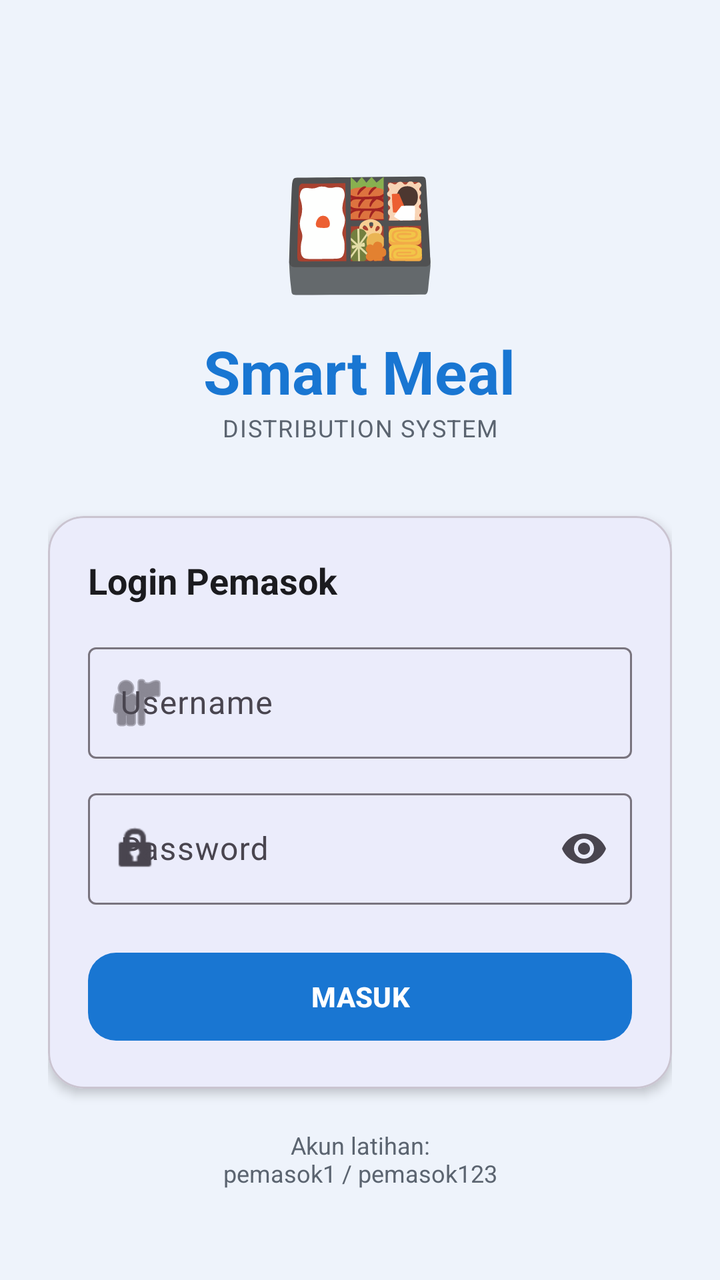
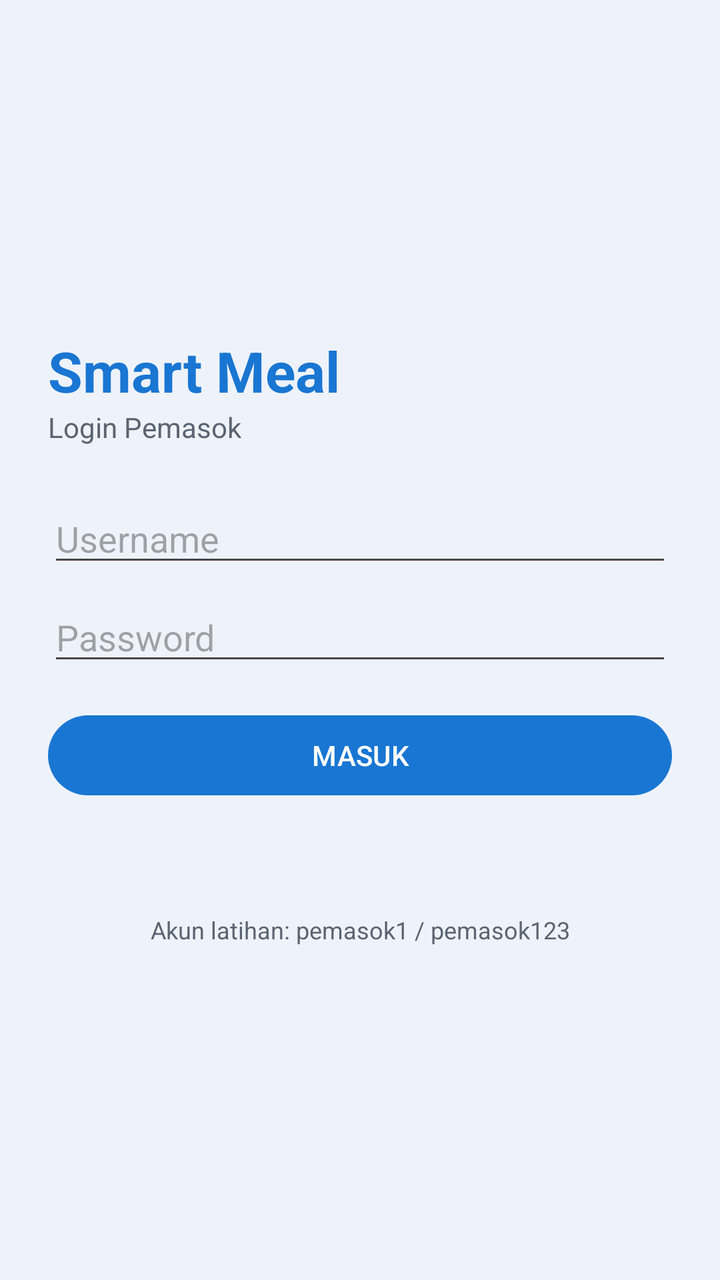

An Android layout rendered at two revisions. The XML below is the earlier revision; the diff shows what the commit changed to produce the second picture.
<!-- AndroidManifest.xml: application theme Theme.LKS2026_Mobile -->
<!-- res/layout/activity_login.xml -->
<?xml version="1.0" encoding="utf-8"?>
<ScrollView xmlns:android="http://schemas.android.com/apk/res/android"
    xmlns:app="http://schemas.android.com/apk/res-auto"
    android:layout_width="match_parent"
    android:layout_height="match_parent"
    android:background="@color/bg"
    android:fillViewport="true">

    <LinearLayout
        android:layout_width="match_parent"
        android:layout_height="wrap_content"
        android:gravity="center_horizontal"
        android:orientation="vertical"
        android:padding="24dp">

        <TextView
            android:layout_width="wrap_content"
            android:layout_height="wrap_content"
            android:layout_marginTop="48dp"
            android:text="🍱"
            android:textSize="64sp" />

        <TextView
            android:layout_width="wrap_content"
            android:layout_height="wrap_content"
            android:layout_marginTop="8dp"
            android:text="Smart Meal"
            android:textColor="@color/blue_primary"
            android:textSize="30sp"
            android:textStyle="bold" />

        <TextView
            android:layout_width="wrap_content"
            android:layout_height="wrap_content"
            android:letterSpacing="0.05"
            android:text="DISTRIBUTION SYSTEM"
            android:textColor="@color/text_secondary"
            android:textSize="12sp" />

        
        <com.google.android.material.card.MaterialCardView
            android:layout_width="match_parent"
            android:layout_height="wrap_content"
            android:layout_marginTop="36dp"
            app:cardCornerRadius="18dp"
            app:cardElevation="3dp">

            <LinearLayout
                android:layout_width="match_parent"
                android:layout_height="wrap_content"
                android:orientation="vertical"
                android:padding="20dp">

                <TextView
                    android:layout_width="match_parent"
                    android:layout_height="wrap_content"
                    android:text="Login Pemasok"
                    android:textColor="@color/text_primary"
                    android:textSize="18sp"
                    android:textStyle="bold" />

                <com.google.android.material.textfield.TextInputLayout
                    style="@style/Widget.Material3.TextInputLayout.OutlinedBox"
                    android:layout_width="match_parent"
                    android:layout_height="wrap_content"
                    android:layout_marginTop="16dp"
                    android:hint="Username"
                    app:startIconDrawable="@android:drawable/ic_menu_myplaces">

                    <com.google.android.material.textfield.TextInputEditText
                        android:id="@+id/etUsername"
                        android:layout_width="match_parent"
                        android:layout_height="wrap_content"
                        android:inputType="text"
                        android:maxLines="1" />
                </com.google.android.material.textfield.TextInputLayout>

                <com.google.android.material.textfield.TextInputLayout
                    style="@style/Widget.Material3.TextInputLayout.OutlinedBox"
                    android:layout_width="match_parent"
                    android:layout_height="wrap_content"
                    android:layout_marginTop="12dp"
                    android:hint="Password"
                    app:endIconMode="password_toggle"
                    app:startIconDrawable="@android:drawable/ic_lock_idle_lock">

                    <com.google.android.material.textfield.TextInputEditText
                        android:id="@+id/etPassword"
                        android:layout_width="match_parent"
                        android:layout_height="wrap_content"
                        android:inputType="textPassword"
                        android:maxLines="1" />
                </com.google.android.material.textfield.TextInputLayout>

                <com.google.android.material.button.MaterialButton
                    android:id="@+id/btnLogin"
                    android:layout_width="match_parent"
                    android:layout_height="52dp"
                    android:layout_marginTop="20dp"
                    android:text="MASUK"
                    android:textStyle="bold"
                    app:cornerRadius="14dp" />

                <ProgressBar
                    android:id="@+id/pbLoading"
                    android:layout_width="wrap_content"
                    android:layout_height="wrap_content"
                    android:layout_gravity="center"
                    android:layout_marginTop="16dp"
                    android:visibility="gone" />

                <TextView
                    android:id="@+id/tvError"
                    android:layout_width="match_parent"
                    android:layout_height="wrap_content"
                    android:layout_marginTop="12dp"
                    android:gravity="center"
                    android:textColor="@color/error"
                    android:textSize="14sp"
                    android:visibility="gone" />
            </LinearLayout>
        </com.google.android.material.card.MaterialCardView>

        <TextView
            android:layout_width="match_parent"
            android:layout_height="wrap_content"
            android:layout_marginTop="20dp"
            android:gravity="center"
            android:text="Akun latihan:\npemasok1 / pemasok123"
            android:textColor="@color/text_secondary"
            android:textSize="12sp" />
    </LinearLayout>
</ScrollView>
<!-- resources referenced by this layout -->
<resources>
  <color name="bg">#EEF3FB</color>
  <color name="blue_primary">#1976D2</color>
  <color name="error">#D32F2F</color>
  <color name="text_primary">#1B1B1F</color>
  <color name="text_secondary">#5B6470</color>
  <style name="Theme.LKS2026_Mobile" parent="Theme.Material3.DayNight.NoActionBar">
          <item name="colorPrimary">@color/blue_primary</item>
          <item name="colorOnPrimary">@color/white</item>
          <item name="colorPrimaryContainer">@color/blue_light</item>
          <item name="colorOnPrimaryContainer">@color/blue_dark</item>
          <item name="android:statusBarColor">@color/blue_dark</item>
          <item name="android:windowBackground">@color/bg</item>
      </style>
  <color name="white">#FFFFFFFF</color>
  <color name="blue_light">#BBDEFB</color>
  <color name="blue_dark">#0D47A1</color>
</resources>

<!-- the commit's change to res/layout/activity_login.xml (unified diff, before → after) -->
@@ -1,133 +1,64 @@
 <?xml version="1.0" encoding="utf-8"?>
-<ScrollView xmlns:android="http://schemas.android.com/apk/res/android"
-    xmlns:app="http://schemas.android.com/apk/res-auto"
+<LinearLayout xmlns:android="http://schemas.android.com/apk/res/android"
     android:layout_width="match_parent"
     android:layout_height="match_parent"
-    android:background="@color/bg"
-    android:fillViewport="true">
+    android:gravity="center_vertical"
+    android:orientation="vertical"
+    android:padding="24dp">
 
-    <LinearLayout
+    <TextView
+        android:layout_width="wrap_content"
+        android:layout_height="wrap_content"
+        android:text="Smart Meal"
+        android:textColor="@color/blue_primary"
+        android:textSize="28sp"
+        android:textStyle="bold" />
+
+    <TextView
+        android:layout_width="wrap_content"
+        android:layout_height="wrap_content"
+        android:layout_marginBottom="24dp"
+        android:text="Login Pemasok"
+        android:textColor="@color/text_secondary" />
+
+    <EditText
+        android:id="@+id/etUsername"
         android:layout_width="match_parent"
         android:layout_height="wrap_content"
-        android:gravity="center_horizontal"
-        android:orientation="vertical"
-        android:padding="24dp">
+        android:hint="Username"
+        android:inputType="text"
+        android:maxLines="1" />
 
-        <TextView
-            android:layout_width="wrap_content"
-            android:layout_height="wrap_content"
-            android:layout_marginTop="48dp"
-            android:text="🍱"
-            android:textSize="64sp" />
+    <EditText
+        android:id="@+id/etPassword"
+        android:layout_width="match_parent"
+        android:layout_height="wrap_content"
+        android:layout_marginTop="8dp"
+        android:hint="Password"
+        android:inputType="textPassword"
+        android:maxLines="1" />
 
-        <TextView
-            android:layout_width="wrap_content"
-            android:layout_height="wrap_content"
-            android:layout_marginTop="8dp"
-            android:text="Smart Meal"
-            android:textColor="@color/blue_primary"
-            android:textSize="30sp"
-            android:textStyle="bold" />
+    <Button
+        android:id="@+id/btnLogin"
+        android:layout_width="match_parent"
+        android:layout_height="wrap_content"
+        android:layout_marginTop="16dp"
+        android:text="MASUK" />
 
-        <TextView
-            android:layout_width="wrap_content"
-            android:layout_height="wrap_content"
-            android:letterSpacing="0.05"
-            android:text="DISTRIBUTION SYSTEM"
-            android:textColor="@color/text_secondary"
-            android:textSize="12sp" />
+    <TextView
+        android:id="@+id/tvError"
+        android:layout_width="match_parent"
+        android:layout_height="wrap_content"
+        android:layout_marginTop="12dp"
+        android:gravity="center"
+        android:textColor="@color/error" />
 
-        
-        <com.google.android.material.card.MaterialCardView
-            android:layout_width="match_parent"
-            android:layout_height="wrap_content"
-            android:layout_marginTop="36dp"
-            app:cardCornerRadius="18dp"
-            app:cardElevation="3dp">
-
-            <LinearLayout
-                android:layout_width="match_parent"
-                android:layout_height="wrap_content"
-                android:orientation="vertical"
-                android:padding="20dp">
-
-                <TextView
-                    android:layout_width="match_parent"
-                    android:layout_height="wrap_content"
-                    android:text="Login Pemasok"
-                    android:textColor="@color/text_primary"
-                    android:textSize="18sp"
-                    android:textStyle="bold" />
-
-                <com.google.android.material.textfield.TextInputLayout
-                    style="@style/Widget.Material3.TextInputLayout.OutlinedBox"
-                    android:layout_width="match_parent"
-                    android:layout_height="wrap_content"
-                    android:layout_marginTop="16dp"
-                    android:hint="Username"
-                    app:startIconDrawable="@android:drawable/ic_menu_myplaces">
-
-                    <com.google.android.material.textfield.TextInputEditText
-                        android:id="@+id/etUsername"
-                        android:layout_width="match_parent"
-                        android:layout_height="wrap_content"
-                        android:inputType="text"
-                        android:maxLines="1" />
-                </com.google.android.material.textfield.TextInputLayout>
-
-                <com.google.android.material.textfield.TextInputLayout
-                    style="@style/Widget.Material3.TextInputLayout.OutlinedBox"
-                    android:layout_width="match_parent"
-                    android:layout_height="wrap_content"
-                    android:layout_marginTop="12dp"
-                    android:hint="Password"
-                    app:endIconMode="password_toggle"
-                    app:startIconDrawable="@android:drawable/ic_lock_idle_lock">
-
-                    <com.google.android.material.textfield.TextInputEditText
-                        android:id="@+id/etPassword"
-                        android:layout_width="match_parent"
-                        android:layout_height="wrap_content"
-                        android:inputType="textPassword"
-                        android:maxLines="1" />
-                </com.google.android.material.textfield.TextInputLayout>
-
-                <com.google.android.material.button.MaterialButton
-                    android:id="@+id/btnLogin"
-                    android:layout_width="match_parent"
-                    android:layout_height="52dp"
-                    android:layout_marginTop="20dp"
-                    android:text="MASUK"
-                    android:textStyle="bold"
-                    app:cornerRadius="14dp" />
-
-                <ProgressBar
-                    android:id="@+id/pbLoading"
-                    android:layout_width="wrap_content"
-                    android:layout_height="wrap_content"
-                    android:layout_gravity="center"
-                    android:layout_marginTop="16dp"
-                    android:visibility="gone" />
-
-                <TextView
-                    android:id="@+id/tvError"
-                    android:layout_width="match_parent"
-                    android:layout_height="wrap_content"
-                    android:layout_marginTop="12dp"
-                    android:gravity="center"
-                    android:textColor="@color/error"
-                    android:textSize="14sp"
-                    android:visibility="gone" />
-            </LinearLayout>
-        </com.google.android.material.card.MaterialCardView>
-
-        <TextView
-            android:layout_width="match_parent"
-            android:layout_height="wrap_content"
-            android:layout_marginTop="20dp"
-            android:gravity="center"
-            android:text="Akun latihan:\npemasok1 / pemasok123"
-            android:textColor="@color/text_secondary"
-            android:textSize="12sp" />
-    </LinearLayout>
-</ScrollView>
+    <TextView
+        android:layout_width="match_parent"
+        android:layout_height="wrap_content"
+        android:layout_marginTop="24dp"
+        android:gravity="center"
+        android:text="Akun latihan: pemasok1 / pemasok123"
+        android:textColor="@color/text_secondary"
+        android:textSize="12sp" />
+</LinearLayout>
<!-- resource entries referenced after the edit -->
@@ -3,7 +3,6 @@
   <color name="bg">#EEF3FB</color>
   <color name="blue_primary">#1976D2</color>
   <color name="error">#D32F2F</color>
-  <color name="text_primary">#1B1B1F</color>
   <color name="text_secondary">#5B6470</color>
   <style name="Theme.LKS2026_Mobile" parent="Theme.Material3.DayNight.NoActionBar">
           <item name="colorPrimary">@color/blue_primary</item>
